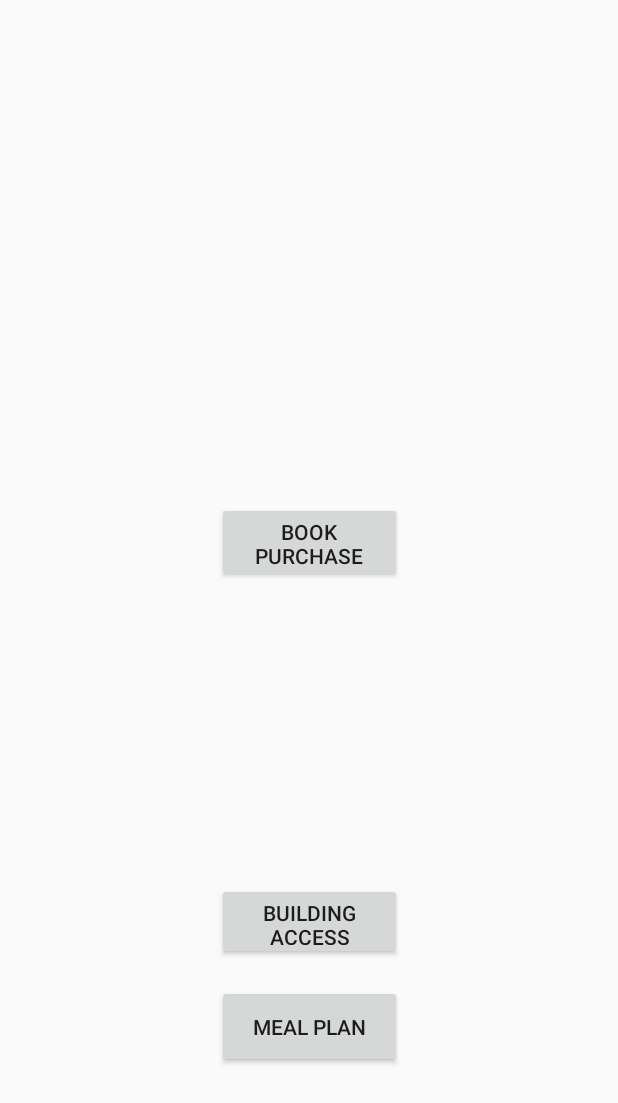
After one commit to Gamecock/BIME_Android, an Android app: the layout activity_main2.xml on its own in the app's theme, with its tools: preview values and no code run, on a phone screen of 412 x 824 dp. The commit adds this screen. Shown: the top 1103 px of the screen. Run offline under Robolectric (Android 15) with nearby library versions, the phone set to English and light mode, and no system bars.

Commit message:
second screen layout

```diff
--- a/app/src/main/AndroidManifest.xml
+++ b/app/src/main/AndroidManifest.xml
@@ -23,6 +23,7 @@
                 android:name="android.support.PARENT_ACTIVITY"
                 android:value=".MainActivity" />
         </activity>
+        <activity android:name=".Main2Activity"></activity>
     </application>
 
 </manifest>
--- a/app/src/main/java/com/bime/digitalid/LoginActivity.java
+++ b/app/src/main/java/com/bime/digitalid/LoginActivity.java
@@ -40,6 +40,8 @@ public class LoginActivity extends AppCompatActivity {
                 returnIntent.putExtra(MainActivity.LOGIN_TOKEN, result);
                 setResult(Activity.RESULT_OK, returnIntent);
                 finish();
+
+
             }
         });
 
--- a/app/src/main/java/com/bime/digitalid/MainActivity.java
+++ b/app/src/main/java/com/bime/digitalid/MainActivity.java
@@ -29,7 +29,7 @@ public class MainActivity extends AppCompatActivity {
         button.setOnClickListener(new View.OnClickListener() {
             @Override
             public void onClick(View view) {
-                generateQR("Hello World");
+                new Main2Activity();
             }
         });
         if (null == token) {
@@ -41,15 +41,15 @@ public class MainActivity extends AppCompatActivity {
     }
 
     @Override
-    protected void onActivityResult(int requestCode, int resultCode, Intent data){
-        super.onActivityResult(requestCode, resultCode,data);
-        if (requestCode == LOGIN_CODE){
+    protected void onActivityResult(int requestCode, int resultCode, Intent data) {
+        super.onActivityResult(requestCode, resultCode, data);
+        if (requestCode == LOGIN_CODE) {
             if (resultCode == Activity.RESULT_OK) {
                 token = data.getStringExtra(LOGIN_TOKEN);
                 //TODO: error handling
             }
-        }else {
-            Log.e(TAG, "No idea what is request code:"+requestCode);
+        } else {
+            Log.e(TAG, "No idea what is request code:" + requestCode);
         }
     }
 
@@ -60,10 +60,9 @@ public class MainActivity extends AppCompatActivity {
             Bitmap bitmap = barcodeEncoder.encodeBitmap(content, BarcodeFormat.QR_CODE, 400, 400);
             ImageView imageViewQrCode = findViewById(R.id.qr_view);
             imageViewQrCode.setImageBitmap(bitmap);
-        } catch(Exception e) {
-            Log.e(TAG, e.getMessage() );
+        } catch (Exception e) {
+            //Log.e(TAG, e.getMessage() );
+
         }
     }
-
-
 }
--- /dev/null
+++ b/app/src/main/res/layout/activity_main2.xml
@@ -0,0 +1,61 @@
+<?xml version="1.0" encoding="utf-8"?>
+<android.support.constraint.ConstraintLayout xmlns:android="http://schemas.android.com/apk/res/android"
+    xmlns:app="http://schemas.android.com/apk/res-auto"
+    xmlns:tools="http://schemas.android.com/tools"
+    android:layout_width="match_parent"
+    android:layout_height="match_parent"
+    tools:context=".Main2Activity">
+
+    <Button
+        android:id="@+id/BldgAcs"
+        android:layout_width="0dp"
+        android:layout_height="51dp"
+        android:layout_marginBottom="184dp"
+        android:text="Building Access"
+        app:layout_constraintBottom_toBottomOf="parent"
+        app:layout_constraintEnd_toEndOf="@+id/Mealplan"
+        app:layout_constraintHorizontal_bias="0.0"
+        app:layout_constraintStart_toStartOf="@+id/Mealplan" />
+
+    <Button
+        android:id="@+id/Mealplan"
+        android:layout_width="123dp"
+        android:layout_height="55dp"
+        android:layout_marginBottom="112dp"
+        android:text="Meal Plan"
+        app:layout_constraintBottom_toBottomOf="parent"
+        app:layout_constraintEnd_toEndOf="@+id/button5"
+        app:layout_constraintStart_toStartOf="@+id/button5" />
+
+    <Button
+        android:id="@+id/button5"
+        android:layout_width="123dp"
+        android:layout_height="54dp"
+        android:layout_marginStart="8dp"
+        android:layout_marginTop="8dp"
+        android:layout_marginEnd="8dp"
+        android:layout_marginBottom="8dp"
+        android:text="Book Purchase"
+        app:layout_constraintBottom_toBottomOf="parent"
+        app:layout_constraintEnd_toEndOf="parent"
+        app:layout_constraintHorizontal_bias="0.502"
+        app:layout_constraintStart_toStartOf="parent"
+        app:layout_constraintTop_toTopOf="parent"
+        app:layout_constraintVertical_bias="0.433" />
+
+    <LinearLayout
+        android:id="@+id/linearLayout"
+        android:layout_width="378dp"
+        android:layout_height="0dp"
+        android:layout_marginStart="8dp"
+        android:layout_marginTop="8dp"
+        android:layout_marginEnd="8dp"
+        android:layout_marginBottom="75dp"
+        android:orientation="vertical"
+        android:visibility="visible"
+        app:layout_constraintBottom_toTopOf="@+id/BldgAcs"
+        app:layout_constraintEnd_toEndOf="parent"
+        app:layout_constraintStart_toStartOf="parent"
+        app:layout_constraintTop_toTopOf="parent"></LinearLayout>
+
+</android.support.constraint.ConstraintLayout>
```
